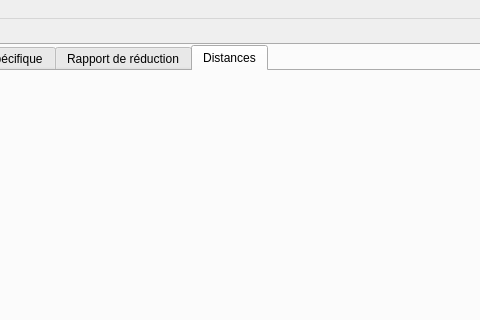
First picture: the form in MainWindow.ui, repository xaviermawet/EcoMotion2013BenchTestExperimental, before the edit; both pictures show x 263 to 743 and y 0 to 320 of the 1134 by 523 pixel window.
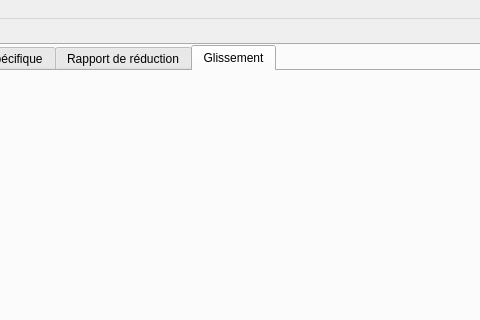
Second picture: the form after the edit. The open tabs and pages were chosen to show the change. Icons and pictures are not drawn.

Commit message: Changement du graphique "Distance" en graphique "Glissement". Il ne contiendra qu'une courbe représentant le glissement entre la roue du prototype et la roue du banc d'essai

The edit to the form file:
```diff
--- a/MainWindow.ui
+++ b/MainWindow.ui
@@ -120,7 +120,7 @@
           </widget>
           <widget class="QWidget" name="distanceTab">
            <attribute name="title">
-            <string>Distances</string>
+            <string>Glissement</string>
            </attribute>
            <layout class="QHBoxLayout" name="distanceHLayout">
             <property name="leftMargin">
```
Left out of the diff: 6 changed lines with no effect on the pictures. The commit also changes 1 other file.
